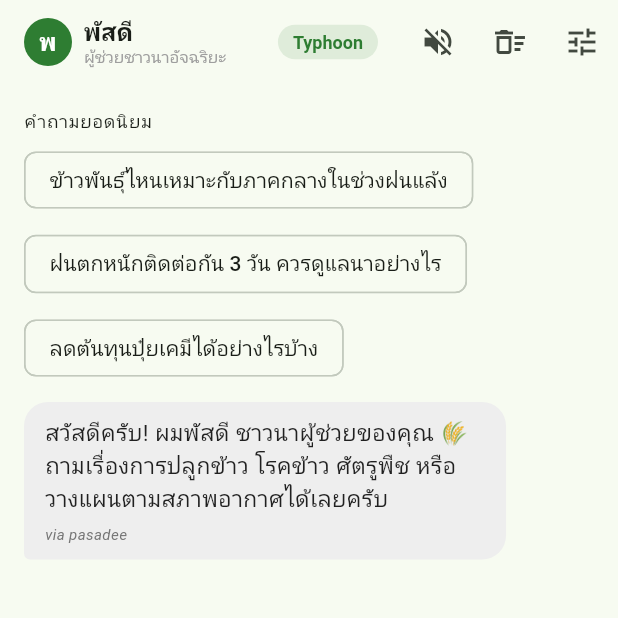
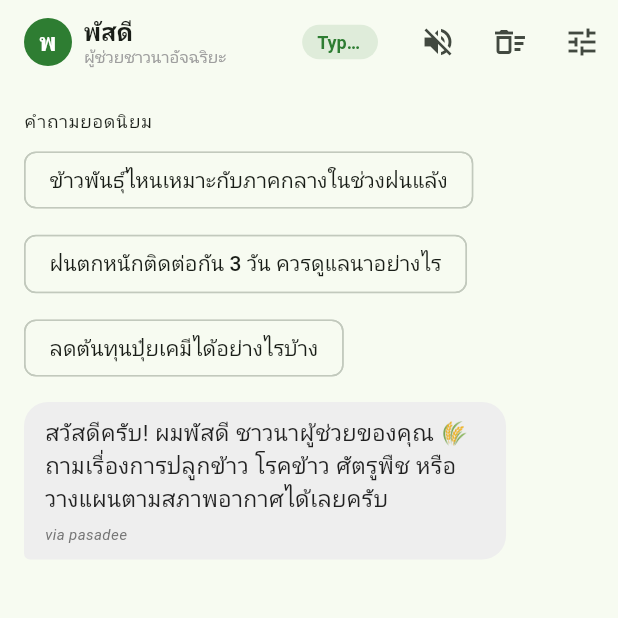
Before and after one commit to Waree01/rice-smart, a Flutter app: the ChatbotScreen screen opened by its route, on a phone screen of 412 x 824 dp, the top half of it. Run offline on Flutter 3.47's test engine with Material 3 defaults, Android fonts, the phone set to English and light mode, and no system bars; drawn by our look-alikes of flutter_markdown; our stand-ins replace dio, fl_chart, flutter_dotenv, flutter_riverpod, flutter_secure_storage, flutter_tts and 8 more; missing offline and left inert: dart_geohash; accounts and stored records are empty; network calls fail; Roboto replaces fonts that are missing (NotoSansThai).

Commit message:
fix(chatbot): wrap AppBar Row children with Flexible to prevent overflow (#25)
The AppBar title Row contained multiple children including a _ProviderPill widget
that could overflow the available width. Wrapping _ProviderPill with Flexible
allows it to shrink gracefully when space is constrained, fixing the RenderFlex
overflow error.

Closes #24

Co-authored-by: Claude Opus 4.6 (1M context) <noreply@anthropic.com>

```diff
--- a/lib/features/chatbot/screens/chatbot_screen.dart
+++ b/lib/features/chatbot/screens/chatbot_screen.dart
@@ -161,7 +161,9 @@ class _ChatbotScreenState extends ConsumerState<ChatbotScreen> {
                   ),
                 ),
               ),
-            _ProviderPill(selected: preferred),
+            Flexible(
+              child: _ProviderPill(selected: preferred),
+            ),
           ],
         ),
         actions: [
```
